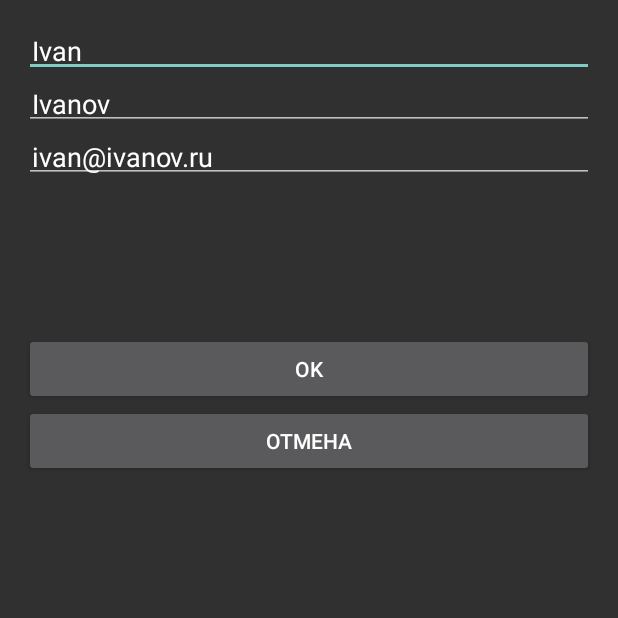
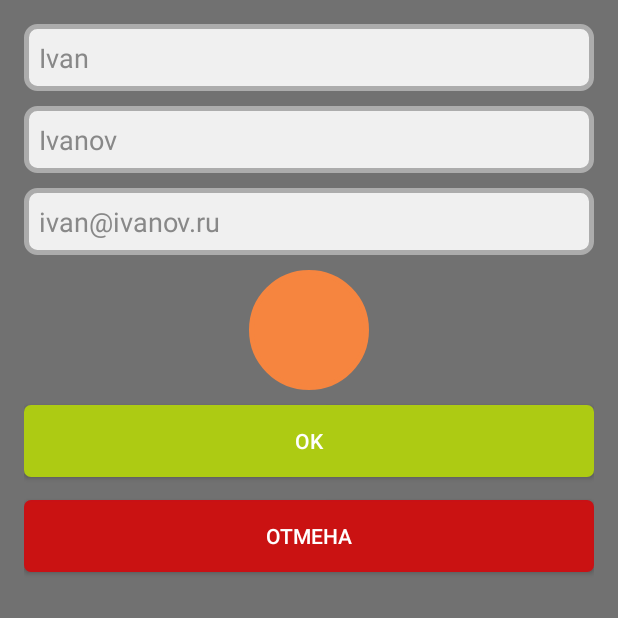
Before and after one commit to vaszol/ContactList, an Android app: the Main2Activity screen opened directly, with no data from a screen before it, on a phone screen of 412 x 824 dp, the top half of it. Run offline under Robolectric (Android 15) with nearby library versions, the phone set to English and light mode, and no system bars.

Commit message:
настроил стили по макету

```diff
--- a/app/src/main/java/ru/vaszol/contactlist/Main2Activity.java
+++ b/app/src/main/java/ru/vaszol/contactlist/Main2Activity.java
@@ -2,6 +2,7 @@ package ru.vaszol.contactlist;
 
 import android.content.ContentValues;
 import android.database.sqlite.SQLiteDatabase;
+import android.graphics.Color;
 import android.support.v7.app.AppCompatActivity;
 import android.os.Bundle;
 import android.view.Menu;
@@ -44,6 +45,10 @@ public class Main2Activity extends AppCompatActivity {
         name.setText(""+ contact.getName());
         lastName.setText("" + contact.getLastName());
         email.setText("" + contact.getEmail());
+
+        name.setTextColor(Color.GRAY);
+        lastName.setTextColor(Color.GRAY);
+        email.setTextColor(Color.GRAY);
 
 //        final SQLiteDatabase sqLiteDatabase = dataBase.getWritableDatabase();
 
--- /dev/null
+++ b/app/src/main/res/drawable/button_cancel.xml
@@ -0,0 +1,19 @@
+<?xml version="1.0" encoding="utf-8"?>
+<selector xmlns:android="http://schemas.android.com/apk/res/android">
+    <item android:state_pressed="true">
+        <shape>
+            <solid android:color="#850e0e" />
+            <stroke android:width="1dp" android:color="#c81115" />
+            <corners android:radius="3dp" />
+            <padding android:bottom="10dp" android:left="10dp" android:right="10dp" android:top="10dp" />
+        </shape>
+    </item>
+    <item>
+        <shape>
+            <solid android:color="#ca1212" />
+            <stroke android:width="1dp" android:color="#c81115" />
+            <corners android:radius="4dp" />
+            <padding android:bottom="10dp" android:left="10dp" android:right="10dp" android:top="10dp" />
+        </shape>
+    </item>
+</selector>
--- /dev/null
+++ b/app/src/main/res/drawable/button_ok.xml
@@ -0,0 +1,19 @@
+<?xml version="1.0" encoding="utf-8"?>
+<selector xmlns:android="http://schemas.android.com/apk/res/android">
+    <item android:state_pressed="true">
+        <shape>
+            <solid android:color="#5b6f0e" />
+            <stroke android:width="1dp" android:color="#adcb13" />
+            <corners android:radius="3dp" />
+            <padding android:bottom="10dp" android:left="10dp" android:right="10dp" android:top="10dp" />
+        </shape>
+    </item>
+    <item>
+        <shape>
+            <solid android:color="#adcb13" />
+            <stroke android:width="1dp" android:color="#adcb13" />
+            <corners android:radius="4dp" />
+            <padding android:bottom="10dp" android:left="10dp" android:right="10dp" android:top="10dp" />
+        </shape>
+    </item>
+</selector>
--- /dev/null
+++ b/app/src/main/res/drawable/edit_text.xml
@@ -0,0 +1,19 @@
+<?xml version="1.0" encoding="utf-8"?>
+<selector xmlns:android="http://schemas.android.com/apk/res/android">
+    <item android:state_pressed="true">
+        <shape>
+            <solid android:color="#dfdfdf" />
+            <stroke android:width="3dp" android:color="#acacac" />
+            <corners android:radius="7dp" />
+            <padding android:bottom="10dp" android:left="10dp" android:right="10dp" android:top="10dp" />
+        </shape>
+    </item>
+    <item>
+        <shape android:shape="rectangle">
+            <solid android:color="#f0f0f0" />
+            <stroke android:width="3dp" android:color="#acacac" />
+            <corners android:radius="7dp" />
+            <padding android:bottom="10dp" android:left="10dp" android:right="10dp" android:top="10dp" />
+        </shape>
+    </item>
+</selector>
--- /dev/null
+++ b/app/src/main/res/drawable/image_view.xml
@@ -0,0 +1,19 @@
+<?xml version="1.0" encoding="utf-8"?>
+<selector xmlns:android="http://schemas.android.com/apk/res/android">
+    <item android:state_pressed="true">
+        <shape>
+            <solid android:color="#f6853f" />
+            <stroke android:width="3dp" android:color="#f6853f" />
+            <corners android:radius="7dp" />
+            <padding android:bottom="10dp" android:left="10dp" android:right="10dp" android:top="10dp" />
+        </shape>
+    </item>
+    <item>
+        <shape android:shape="oval">
+            <solid android:color="#f6853f" />
+            <stroke android:width="3dp" android:color="#f6853f" />
+            <corners android:radius="7dp" />
+            <padding android:bottom="10dp" android:left="10dp" android:right="10dp" android:top="10dp" />
+        </shape>
+    </item>
+</selector>
--- a/app/src/main/res/layout/activity_main2.xml
+++ b/app/src/main/res/layout/activity_main2.xml
@@ -1,10 +1,12 @@
 <LinearLayout xmlns:android="http://schemas.android.com/apk/res/android"
     xmlns:tools="http://schemas.android.com/tools" android:layout_width="match_parent"
-    android:layout_height="match_parent" android:paddingLeft="@dimen/activity_horizontal_margin"
+    android:layout_height="match_parent"
+    android:paddingLeft="@dimen/activity_horizontal_margin"
     android:paddingRight="@dimen/activity_horizontal_margin"
     android:paddingTop="@dimen/activity_vertical_margin"
     android:paddingBottom="@dimen/activity_vertical_margin"
     android:orientation="vertical"
+    android:background="#717171"
     tools:context="ru.vaszol.contactlist.Main2Activity">
 
     <EditText
@@ -14,8 +16,9 @@
         android:layout_height="wrap_content"
         android:inputType="textPersonName"
         android:ems="10"
+        android:background="@drawable/edit_text"
+        android:layout_marginBottom="10dp"
         android:layout_gravity="center_horizontal"
-        android:padding="5dp"
         />
     <EditText
         android:id="@+id/edit_last_name"
@@ -24,8 +27,10 @@
         android:layout_height="wrap_content"
         android:inputType="textPersonName"
         android:ems="10"
+        android:background="@drawable/edit_text"
         android:layout_gravity="center_horizontal"
-        android:padding="5dp"/>
+        android:layout_marginBottom="10dp"
+        />
     <EditText
         android:id="@+id/edit_email"
         android:text="@string/edit_email"
@@ -33,15 +38,19 @@
         android:layout_height="wrap_content"
         android:inputType="textEmailAddress"
         android:ems="10"
+        android:background="@drawable/edit_text"
         android:layout_gravity="center_horizontal"
-        android:padding="5dp"/>
+        android:layout_marginBottom="10dp"
+        />
     <ImageView
         android:id="@+id/edit_image"
         android:layout_width="wrap_content"
         android:layout_height="wrap_content"
+        android:background="@drawable/image_view"
         android:padding="5dp"
-        android:minWidth="100dp"
-        android:minHeight="100dp"
+        android:minWidth="80dp"
+        android:minHeight="80dp"
+        android:layout_marginBottom="10dp"
         android:layout_gravity="center_horizontal"
         />
     <Button
@@ -49,12 +58,16 @@
         android:text="@string/btn_ok"
         android:layout_width="match_parent"
         android:layout_height="wrap_content"
+        android:background="@drawable/button_ok"
+        android:layout_marginBottom="15dp"
         android:layout_gravity="center_horizontal"/>
     <Button
         android:id="@+id/btn_cancel"
         android:text="@string/btn_cancel"
         android:layout_width="match_parent"
         android:layout_height="wrap_content"
+        android:background="@drawable/button_cancel"
+        android:layout_marginBottom="15dp"
         android:layout_gravity="center_horizontal"
         />
 
```
Also changed, not shown: app/src/main/res/layout/contact_item.xml (+9 -6 lines), app/src/main/res/layout/edit_fragment.xml (+44 -27 lines).
